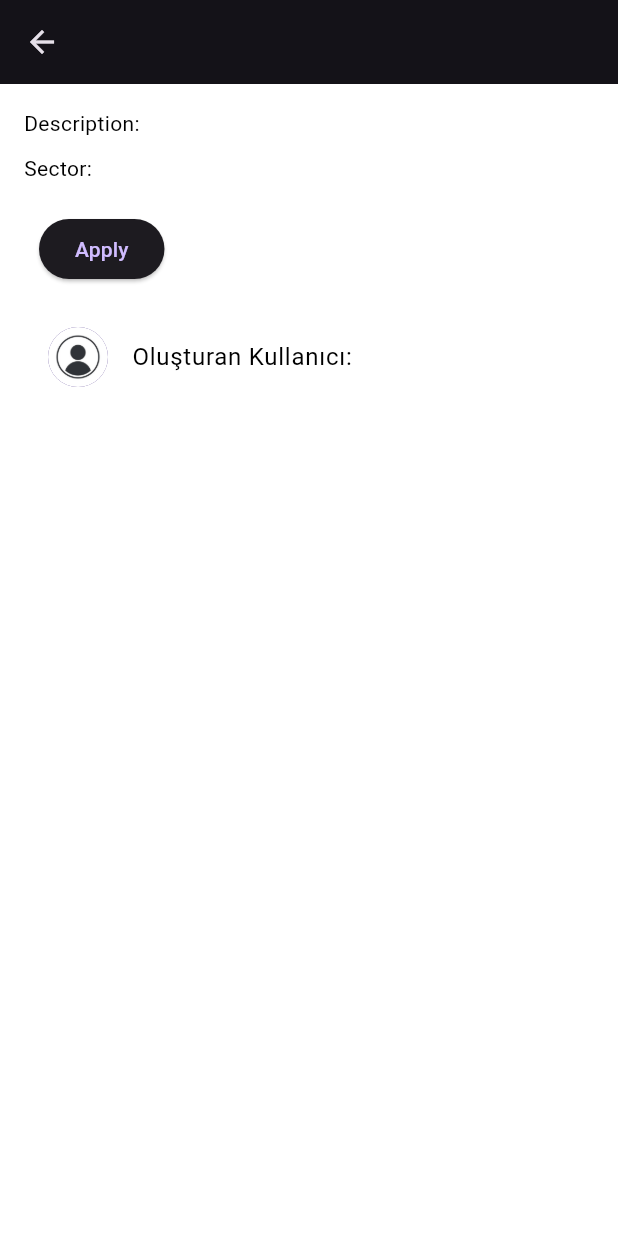
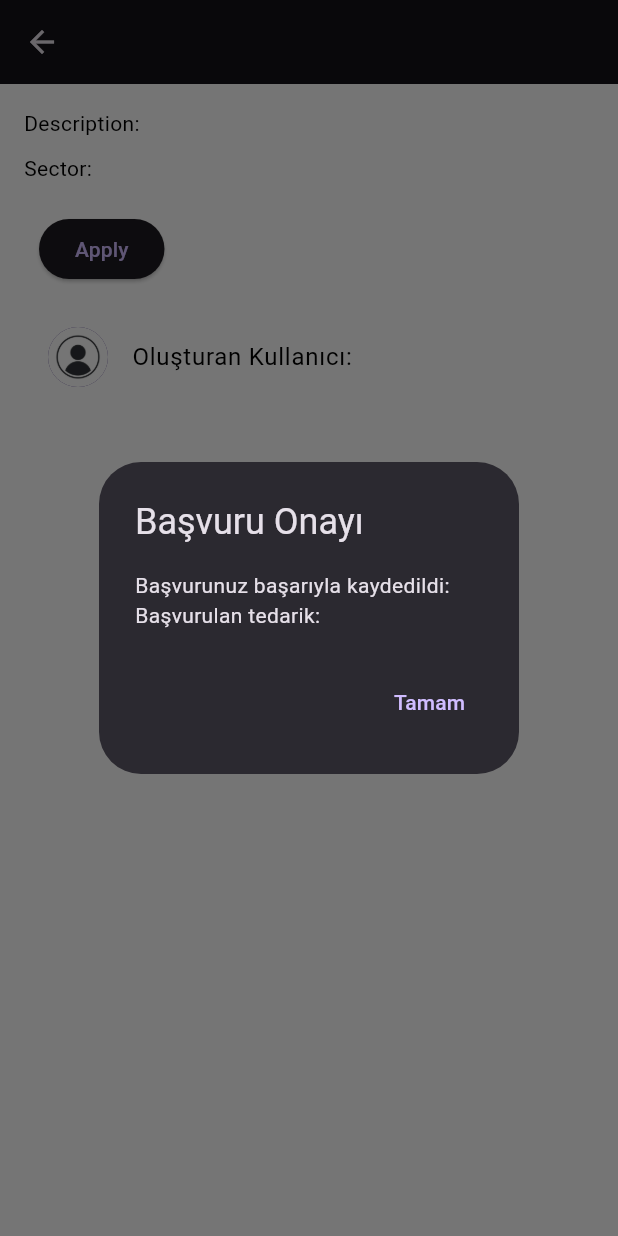
Before and after one commit to aysenuressiz/mobil, a Flutter app: the SupplyDetailScreen screen opened directly with empty values, after a tap on "Apply", on a phone screen of 412 x 824 dp. Run offline on Flutter 3.47's test engine with Material 3 defaults, Android fonts, the phone set to English and light mode, and no system bars; our stand-ins replace image_picker, logger.

Commit message:
Gulsumgunes new update

```diff
--- a/lib/main.dart
+++ b/lib/main.dart
@@ -633,9 +633,20 @@ class MyApplicationsScreen extends StatelessWidget {
         itemBuilder: (context, index) {
           final supply = userApplications[index];
           return ListTile(
-            title: Text(supply.title),
-            subtitle: Text(supply.description),
-            // Diğer bilgileri ekle
+            title: Text(
+              supply.title,
+              style: const TextStyle(
+                color: Colors.blue, // İstediğiniz renge güncelleyebilirsiniz
+                fontWeight: FontWeight.bold,
+              ),
+            ),
+            subtitle: Text(
+              supply.description,
+              style: const TextStyle(
+                color: Colors.black, // İstediğiniz renge güncelleyebilirsiniz
+              ),
+            ),
+
           );
         },
       ),
@@ -848,6 +859,7 @@ class _HomeScreenState extends State<HomeScreen> {
             });
             Navigator.pop(context); // SupplyDetailScreen'ı kapatın
           },
+          context: context,
         ),
       ),
     );
@@ -1084,6 +1096,7 @@ class _HomeScreenState extends State<HomeScreen> {
                                     });
                                     Navigator.pop(context);
                                   },
+                                  context: context,
                                 ),
                               ),
                             );
@@ -1255,6 +1268,7 @@ class ProfileScreen extends StatelessWidget {
 }
 
 class SupplyDetailScreen extends StatelessWidget {
+  final BuildContext context;
   final Supply supply;
   final void Function() onDelete;
   final void Function() onApply;
@@ -1262,6 +1276,7 @@ class SupplyDetailScreen extends StatelessWidget {
 
   const SupplyDetailScreen({
     Key? key,
+    required this.context,
     required this.supply,
     required this.currentUser,
     required this.onDelete,
@@ -1274,12 +1289,37 @@ class SupplyDetailScreen extends StatelessWidget {
 
   void addApplicationToMyApplications(Supply supply) {
     // Başvurularım listesine ekleme işlemleri
+    onApply();
   }
 
   void handleApply() {
     applyToSupply(supply, currentUser);
     addApplicationToMyApplications(supply);
+
     // Diğer işlemler
+    _showApplicationConfirmation();
+    // Diğer işlemler
+  }
+
+  void _showApplicationConfirmation() {
+    showDialog(
+      context: context,
+      builder: (BuildContext context) {
+        return AlertDialog(
+          title: const Text('Başvuru Onayı'),
+          content: Text(
+              'Başvurunuz başarıyla kaydedildi:\nBaşvurulan tedarik: ${supply.title}'),
+          actions: [
+            TextButton(
+              onPressed: () {
+                Navigator.pop(context);
+              },
+              child: const Text('Tamam'),
+            ),
+          ],
+        );
+      },
+    );
   }
 
   @override
```
